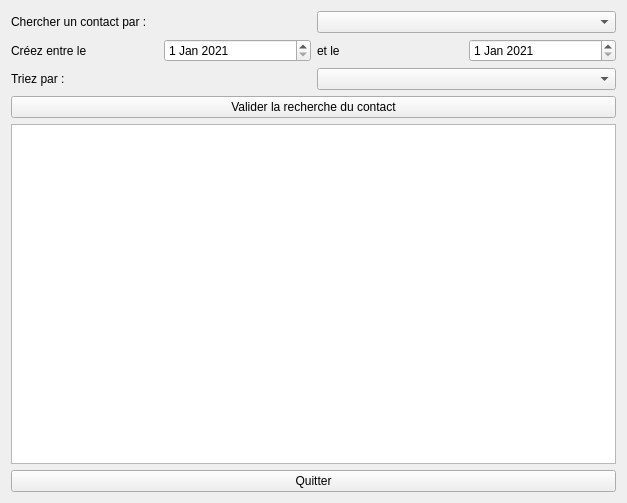
The window that Projet/RechercheContactWindow.ui (Dwarron/ProjetCDAA) describes before a commit, drawn with Qt 5.
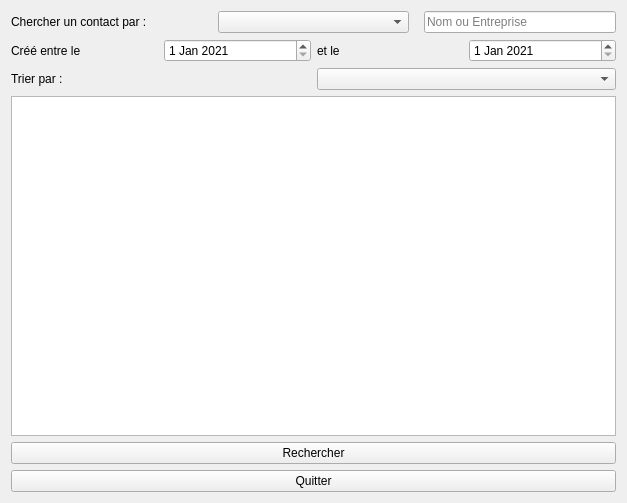
The same window after the commit.

Commit message: Classe interface entre QObject et classes POO, recherche interactive et selection d'un contact pour modification, création d'un contact

```diff
--- a/Projet/RechercheContactWindow.ui
+++ b/Projet/RechercheContactWindow.ui
@@ -14,10 +14,10 @@
    <string>Chercher un contact</string>
   </property>
   <layout class="QGridLayout" name="gridLayout">
-   <item row="3" column="0">
-    <widget class="QPushButton" name="quitButton">
+   <item row="4" column="0">
+    <widget class="QPushButton" name="validButton">
      <property name="text">
-      <string>Quitter</string>
+      <string>Rechercher</string>
      </property>
     </widget>
    </item>
@@ -25,6 +25,9 @@
     <layout class="QVBoxLayout" name="verticalLayout">
      <item>
       <layout class="QHBoxLayout" name="horizontalLayout">
+       <property name="spacing">
+        <number>15</number>
+       </property>
        <item>
         <widget class="QLabel" name="label">
          <property name="text">
@@ -35,6 +38,19 @@
        <item>
         <widget class="QComboBox" name="rechercheContactComboBox"/>
        </item>
+       <item>
+        <widget class="QLineEdit" name="rechercheLineEdit">
+         <property name="sizePolicy">
+          <sizepolicy hsizetype="Preferred" vsizetype="Fixed">
+           <horstretch>0</horstretch>
+           <verstretch>0</verstretch>
+          </sizepolicy>
+         </property>
+         <property name="placeholderText">
+          <string>Nom ou Entreprise</string>
+         </property>
+        </widget>
+       </item>
       </layout>
      </item>
      <item>
@@ -42,7 +58,7 @@
        <item>
         <widget class="QLabel" name="label_2">
          <property name="text">
-          <string>Créez entre le</string>
+          <string>Créé entre le</string>
          </property>
         </widget>
        </item>
@@ -88,7 +104,7 @@
        <item>
         <widget class="QLabel" name="label_4">
          <property name="text">
-          <string>Triez par :</string>
+          <string>Trier par :</string>
          </property>
         </widget>
        </item>
@@ -99,13 +115,23 @@
      </item>
     </layout>
    </item>
-   <item row="2" column="0">
-    <widget class="QPlainTextEdit" name="listeContactsTextEdit"/>
-   </item>
-   <item row="1" column="0">
-    <widget class="QPushButton" name="validButton">
+   <item row="5" column="0">
+    <widget class="QPushButton" name="quitButton">
      <property name="text">
-      <string>Valider la recherche du contact</string>
+      <string>Quitter</string>
+     </property>
+    </widget>
+   </item>
+   <item row="3" column="0">
+    <widget class="QListView" name="listeContacts">
+     <property name="cursor" stdset="0">
+      <cursorShape>ArrowCursor</cursorShape>
+     </property>
+     <property name="editTriggers">
+      <set>QAbstractItemView::NoEditTriggers</set>
+     </property>
+     <property name="tabKeyNavigation">
+      <bool>true</bool>
      </property>
     </widget>
    </item>
```
Left out of the diff: 5 changed lines with no effect on the pictures. The commit also changes 74 other files.
